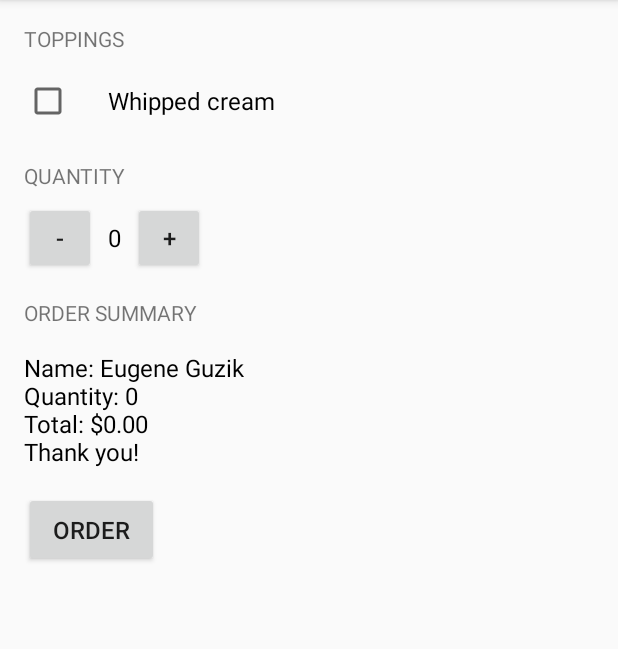
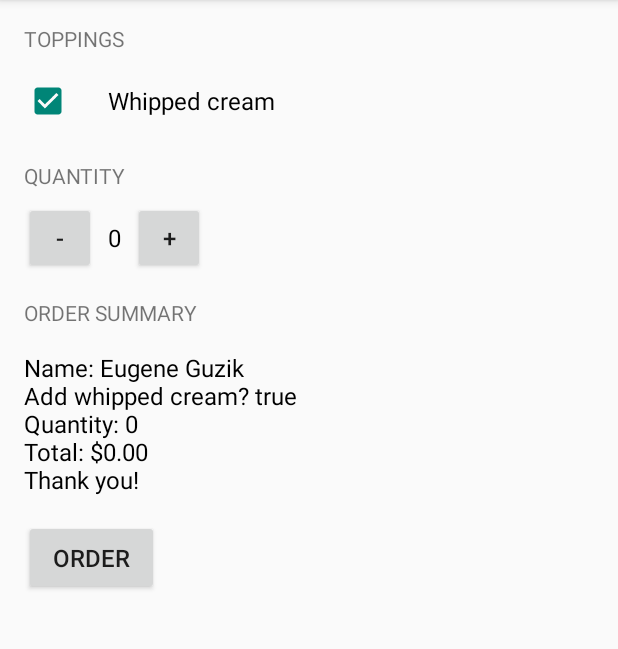
Before and after one commit to guzike/JustJava, an Android app: the screen it shows after launch (MainActivity), after a tap on "ORDER", on a phone screen of 412 x 824 dp, the part 84-733 px from its top. Run offline under Robolectric (Android 15) with nearby library versions, the phone set to English and light mode, and no system bars; 1 other tap on this screen came first.

Commit message:
checkbox action added

```diff
--- a/app/src/main/java/com/example/android/justjava/MainActivity.java
+++ b/app/src/main/java/com/example/android/justjava/MainActivity.java
@@ -3,6 +3,7 @@ package com.example.android.justjava;
 import android.os.Bundle;
 import android.support.v7.app.AppCompatActivity;
 import android.view.View;
+import android.widget.CheckBox;
 import android.widget.TextView;
 
 import java.text.NumberFormat;
@@ -14,10 +15,21 @@ public class MainActivity extends AppCompatActivity {
 
     int numberOfCoffees = 0;
 
+    boolean hasWhippedCream = false;
+
+
+
     @Override
     protected void onCreate(Bundle savedInstanceState) {
         super.onCreate(savedInstanceState);
         setContentView(R.layout.activity_main);
+
+
+    }
+
+    public void CheckBoxAct(View view) {
+        CheckBox checkBox1 = (CheckBox) findViewById(R.id.checkbox_cream);
+        hasWhippedCream = checkBox1.isChecked();
     }
 
     /**
@@ -25,7 +37,8 @@ public class MainActivity extends AppCompatActivity {
      */
     public void submitOrder(View view) {
         int price = calculatePrice();
-        displayMessage(createOrderSummary(price));
+
+        displayMessage(createOrderSummary(price, hasWhippedCream));
     }
 
     /**
@@ -66,10 +79,11 @@ public class MainActivity extends AppCompatActivity {
         return numberOfCoffees*5;
     }
 
-    private String createOrderSummary(int price){
+    private String createOrderSummary(int price, boolean hasWhippedCream){
         return "Name: Eugene Guzik" +
-                "\nQuantity: "+numberOfCoffees+
-                "\nTotal: "+NumberFormat.getCurrencyInstance().format(price)+
+                "\nAdd whipped cream? " + hasWhippedCream +
+                "\nQuantity: " + numberOfCoffees +
+                "\nTotal: " + NumberFormat.getCurrencyInstance().format(price) +
                 "\nThank you!";
     }
 }
--- a/app/src/main/res/layout/activity_main.xml
+++ b/app/src/main/res/layout/activity_main.xml
@@ -16,13 +16,15 @@
 
 
     <CheckBox
+        android:id="@+id/checkbox_cream"
         android:layout_width="wrap_content"
         android:layout_height="wrap_content"
         android:layout_marginBottom="24dp"
         android:layout_marginTop="16dp"
         android:paddingLeft="24dp"
         android:text="Whipped cream"
-        android:textSize="16sp" />
+        android:textSize="16sp"
+        android:onClick="CheckBoxAct"/>
 
 
     <TextView
```
